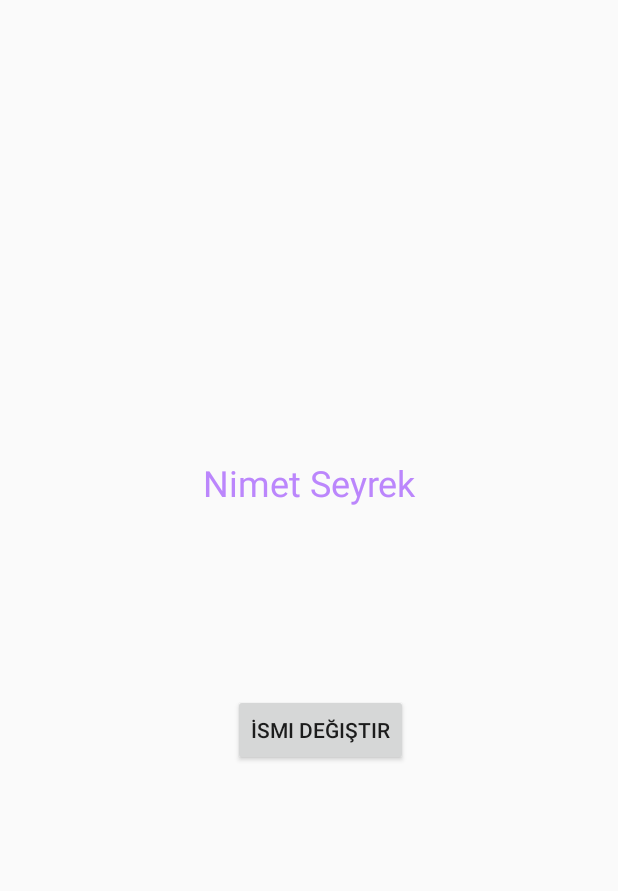
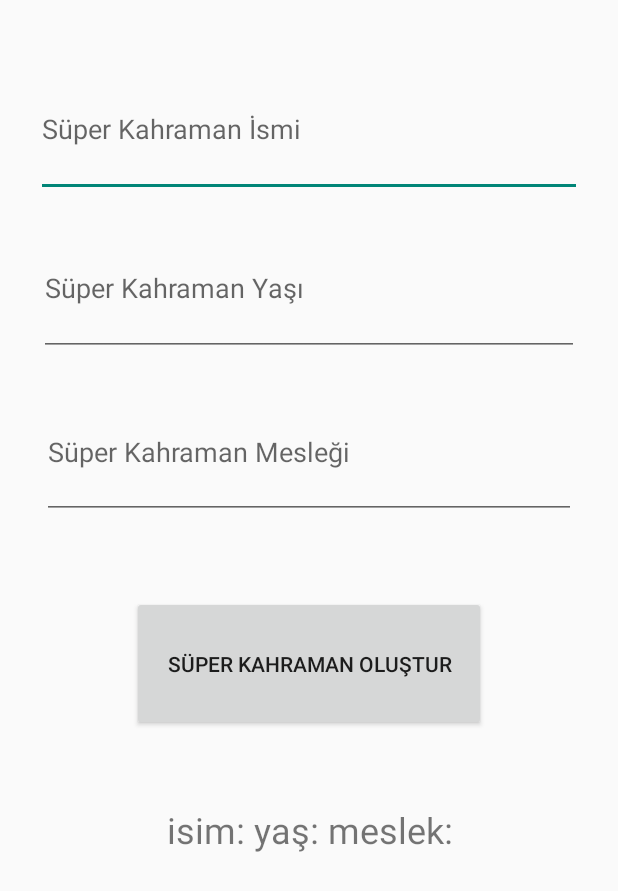
Before and after one commit to nimetts/Kotlin, an Android app built with Jetpack Compose: the screen it shows after launch (MainActivity), on a phone screen of 412 x 824 dp. Shown: the top 891 px of the screen. Run offline under Robolectric (Android 15) with nearby library versions, the phone set to English and light mode, and no system bars.

Commit message:
superhero creation interface designed

```diff
--- a/app/src/main/java/com/nimetseyrek/myfirstandroidproject/MainActivity.kt
+++ b/app/src/main/java/com/nimetseyrek/myfirstandroidproject/MainActivity.kt
@@ -23,8 +23,7 @@ class MainActivity : ComponentActivity() {
             // Access views using View Binding
             binding.textView.text = "Merve Akdeniz"
         }*/
-        sinifCalismasi()
-            }
+
    /* fun degistir(view : View) {
         var binding = ActivityMainBinding.inflate(layoutInflater)
         setContentView(binding.root)
@@ -33,12 +32,5 @@ class MainActivity : ComponentActivity() {
     }*/
 
 
-fun sinifCalismasi(){
-    var superman = SuperKahraman("superman",20,"Gazeteci")
-    var binding2=ActivityMainBinding.inflate(layoutInflater)
-    setContentView(binding2.root)
-    // Access views using View Binding
-    binding2.textView.text = "Yaş: ${superman.yas}"
 
-}
-}
+}}
--- a/app/src/main/res/layout/activity_main.xml
+++ b/app/src/main/res/layout/activity_main.xml
@@ -3,32 +3,79 @@
     xmlns:app="http://schemas.android.com/apk/res-auto"
     xmlns:tools="http://schemas.android.com/tools"
     android:layout_width="match_parent"
-    android:layout_height="match_parent">
+    android:layout_height="match_parent"
+    android:textAlignment="center">
+
+    <Button
+        android:id="@+id/button"
+        android:layout_width="236dp"
+        android:layout_height="0dp"
+        android:layout_marginBottom="49dp"
+        android:onClick="superKahramanYap"
+        android:text="Süper Kahraman Oluştur"
+        app:layout_constraintBottom_toTopOf="@+id/textView"
+        app:layout_constraintEnd_toEndOf="parent"
+        app:layout_constraintStart_toStartOf="parent"
+        app:layout_constraintTop_toBottomOf="@+id/meslekText" />
 
     <TextView
         android:id="@+id/textView"
-        android:layout_width="wrap_content"
-        android:layout_height="wrap_content"
-        android:layout_marginTop="249dp"
-        android:layout_marginBottom="68dp"
-        android:text="Nimet Seyrek"
-        android:textColor="@color/purple_200"
+        android:layout_width="0dp"
+        android:layout_height="0dp"
+        android:layout_marginStart="23dp"
+        android:layout_marginEnd="23dp"
+        android:layout_marginBottom="197dp"
+        android:text="isim: yaş: meslek:"
+        android:textAlignment="center"
         android:textSize="24sp"
+        app:layout_constraintBottom_toBottomOf="parent"
+        app:layout_constraintEnd_toEndOf="parent"
+        app:layout_constraintStart_toStartOf="parent"
+        app:layout_constraintTop_toBottomOf="@+id/button" />
+
+    <EditText
+        android:id="@+id/isimText"
+        android:layout_width="0dp"
+        android:layout_height="0dp"
+        android:layout_marginStart="24dp"
+        android:layout_marginTop="41dp"
+        android:layout_marginEnd="24dp"
+        android:layout_marginBottom="16dp"
+        android:ems="10"
+        android:hint="Süper Kahraman İsmi"
+        android:inputType="text"
+        app:layout_constraintBottom_toTopOf="@+id/yasText"
+        app:layout_constraintEnd_toEndOf="parent"
+        app:layout_constraintStart_toStartOf="parent"
+        app:layout_constraintTop_toTopOf="parent" />
+
+    <EditText
+        android:id="@+id/yasText"
+        android:layout_width="0dp"
+        android:layout_height="0dp"
+        android:layout_marginStart="26dp"
+        android:layout_marginEnd="26dp"
+        android:layout_marginBottom="19dp"
+        android:ems="10"
+        android:hint="Süper Kahraman Yaşı"
+        android:inputType="text"
+        app:layout_constraintBottom_toTopOf="@+id/meslekText"
+        app:layout_constraintEnd_toEndOf="parent"
+        app:layout_constraintStart_toStartOf="parent"
+        app:layout_constraintTop_toBottomOf="@+id/isimText" />
+
+    <EditText
+        android:id="@+id/meslekText"
+        android:layout_width="0dp"
+        android:layout_height="0dp"
+        android:layout_marginStart="28dp"
+        android:layout_marginEnd="28dp"
+        android:layout_marginBottom="51dp"
+        android:ems="10"
+        android:hint="Süper Kahraman Mesleği"
+        android:inputType="text"
         app:layout_constraintBottom_toTopOf="@+id/button"
         app:layout_constraintEnd_toEndOf="parent"
         app:layout_constraintStart_toStartOf="parent"
-        app:layout_constraintTop_toTopOf="parent"
-        tools:ignore="MissingConstraints" />
-
-    <Button
-        android:id="@+id/button"
-        android:layout_width="wrap_content"
-        android:layout_height="wrap_content"
-        android:layout_marginEnd="5dp"
-        android:layout_marginBottom="257dp"
-        android:onClick="degistir"
-        android:text="İsmi Değiştir"
-        app:layout_constraintBottom_toBottomOf="parent"
-        app:layout_constraintEnd_toEndOf="@+id/textView"
-        app:layout_constraintTop_toBottomOf="@+id/textView" />
+        app:layout_constraintTop_toBottomOf="@+id/yasText" />
 </androidx.constraintlayout.widget.ConstraintLayout>
```
